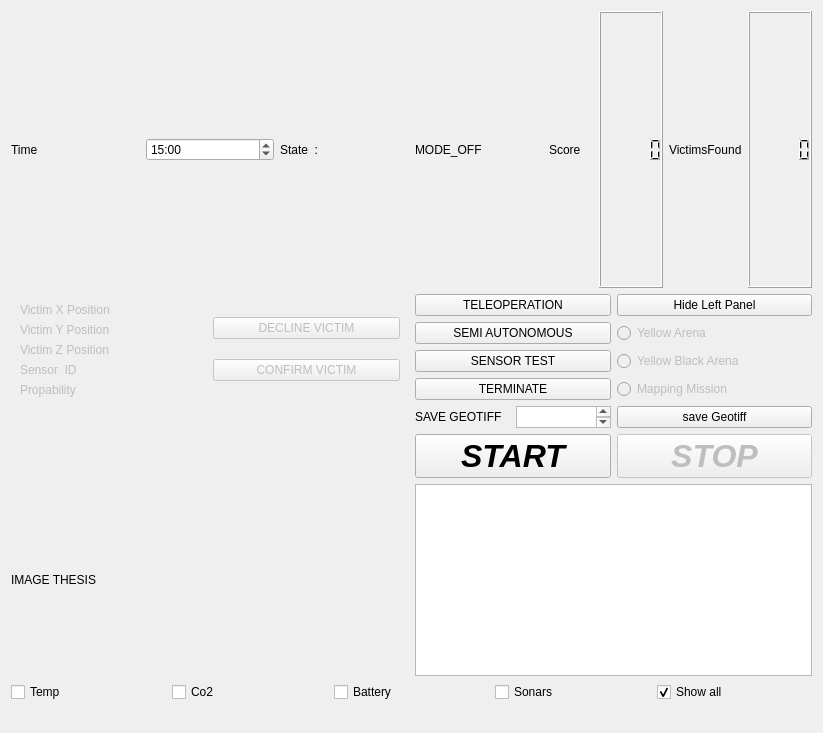
Qt form resources/StandarWidget.ui (pandora-auth-ros-pkg/pandora_rqt_gui) before a commit.
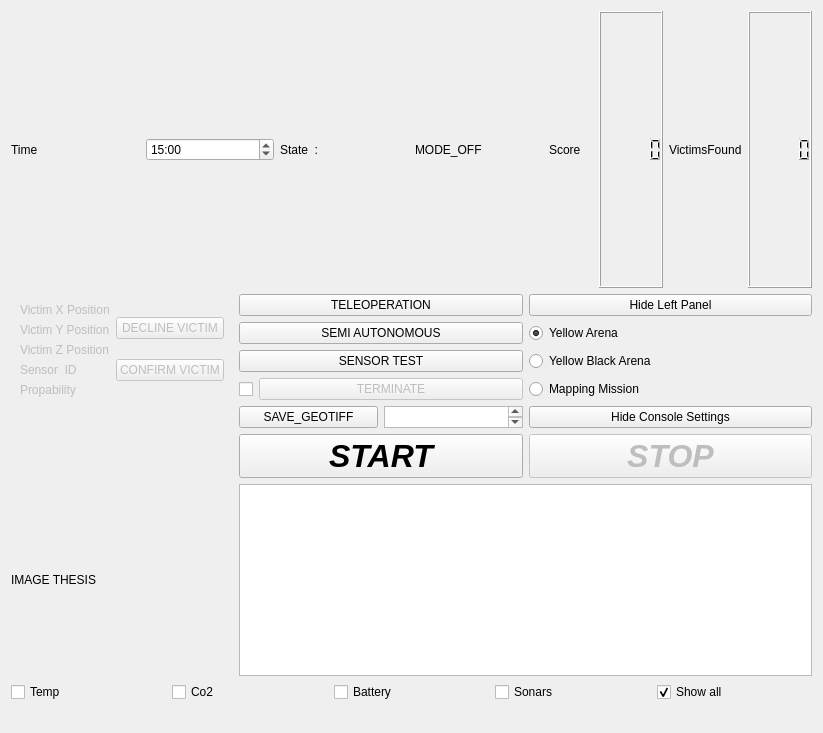
The same form after that commit.

Commit message: Changed some Buttons and funcionality

The edit to the form file:
```diff
--- a/resources/StandarWidget.ui
+++ b/resources/StandarWidget.ui
@@ -230,17 +230,23 @@
            <item row="2" column="2">
             <widget class="QRadioButton" name="yellow_black_arena_radio_button">
              <property name="enabled">
-              <bool>false</bool>
+              <bool>true</bool>
              </property>
              <property name="text">
               <string>Yellow Black Arena </string>
              </property>
             </widget>
            </item>
-           <item row="3" column="2">
+           <item row="4" column="2">
             <widget class="QRadioButton" name="mapping_mission_radio_button">
              <property name="enabled">
-              <bool>false</bool>
+              <bool>true</bool>
+             </property>
+             <property name="sizePolicy">
+              <sizepolicy hsizetype="Expanding" vsizetype="Fixed">
+               <horstretch>0</horstretch>
+               <verstretch>0</verstretch>
+              </sizepolicy>
              </property>
              <property name="text">
               <string>Mapping Mission</string>
@@ -250,14 +256,17 @@
            <item row="1" column="2">
             <widget class="QRadioButton" name="yellow_arena_radio_button">
              <property name="enabled">
-              <bool>false</bool>
+              <bool>true</bool>
              </property>
              <property name="text">
               <string>Yellow Arena </string>
              </property>
+             <property name="checked">
+              <bool>true</bool>
+             </property>
             </widget>
            </item>
-           <item row="6" column="2">
+           <item row="7" column="2">
             <widget class="QPushButton" name="stop_button">
              <property name="enabled">
               <bool>false</bool>
@@ -293,19 +302,19 @@
              </property>
             </widget>
            </item>
-           <item row="5" column="2">
-            <widget class="QPushButton" name="save_geotiff_button">
+           <item row="6" column="2">
+            <widget class="QPushButton" name="console_options_button">
              <property name="text">
-              <string>save Geotiff</string>
+              <string>Hide Console Settings</string>
              </property>
             </widget>
            </item>
-           <item row="5" column="0">
+           <item row="6" column="0">
             <layout class="QHBoxLayout" name="horizontalLayout_10">
              <item>
-              <widget class="QLabel" name="label_4">
+              <widget class="QPushButton" name="save_geotiff_button">
                <property name="text">
-                <string>SAVE GEOTIFF</string>
+                <string>SAVE_GEOTIFF</string>
                </property>
               </widget>
              </item>
@@ -321,7 +330,7 @@
              </item>
             </layout>
            </item>
-           <item row="6" column="0">
+           <item row="7" column="0">
             <widget class="QPushButton" name="go_button">
              <property name="font">
               <font>
@@ -370,12 +379,41 @@
              </property>
             </widget>
            </item>
-           <item row="3" column="0">
-            <widget class="QPushButton" name="terminate_button">
-             <property name="text">
-              <string>TERMINATE</string>
-             </property>
-            </widget>
+           <item row="4" column="0">
+            <layout class="QHBoxLayout" name="horizontalLayout_2">
+             <item>
+              <widget class="QCheckBox" name="terminate_check_box">
+               <property name="sizePolicy">
+                <sizepolicy hsizetype="Minimum" vsizetype="Ignored">
+                 <horstretch>0</horstretch>
+                 <verstretch>0</verstretch>
+                </sizepolicy>
+               </property>
+               <property name="text">
+                <string/>
+               </property>
+              </widget>
+             </item>
+             <item>
+              <widget class="QPushButton" name="terminate_button">
+               <property name="enabled">
+                <bool>false</bool>
+               </property>
+               <property name="sizePolicy">
+                <sizepolicy hsizetype="Expanding" vsizetype="Fixed">
+                 <horstretch>0</horstretch>
+                 <verstretch>0</verstretch>
+                </sizepolicy>
+               </property>
+               <property name="text">
+                <string>TERMINATE</string>
+               </property>
+               <property name="default">
+                <bool>true</bool>
+               </property>
+              </widget>
+             </item>
+            </layout>
            </item>
           </layout>
          </item>
```
Left out of the diff: 20 changed lines with no effect on the pictures. The commit also changes 7 other files.
